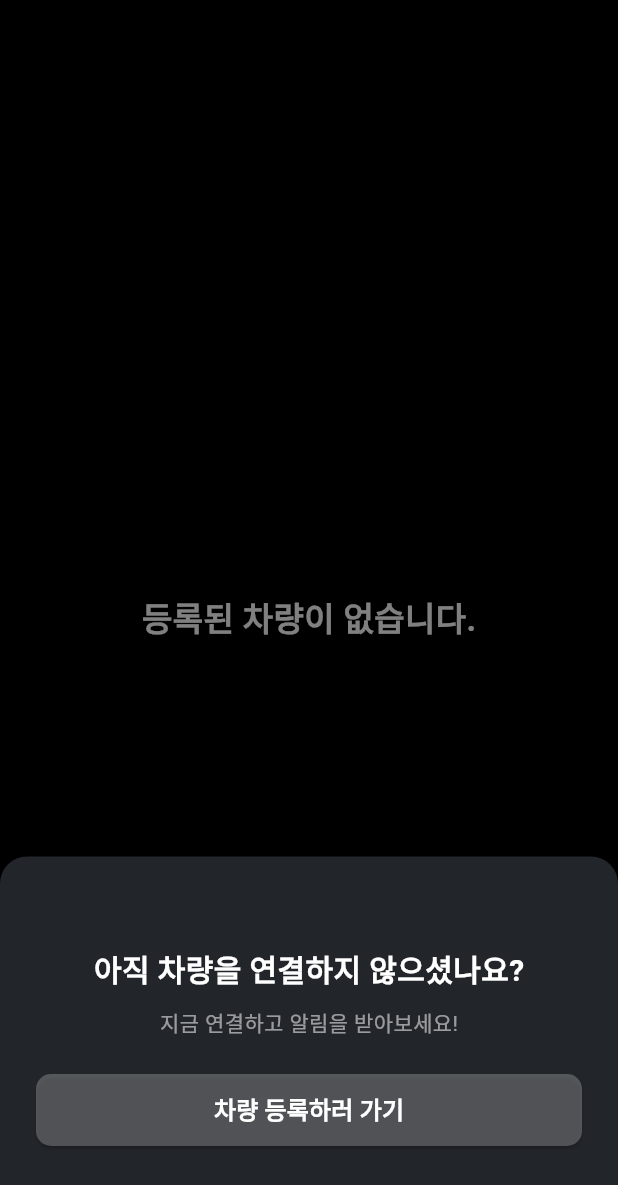
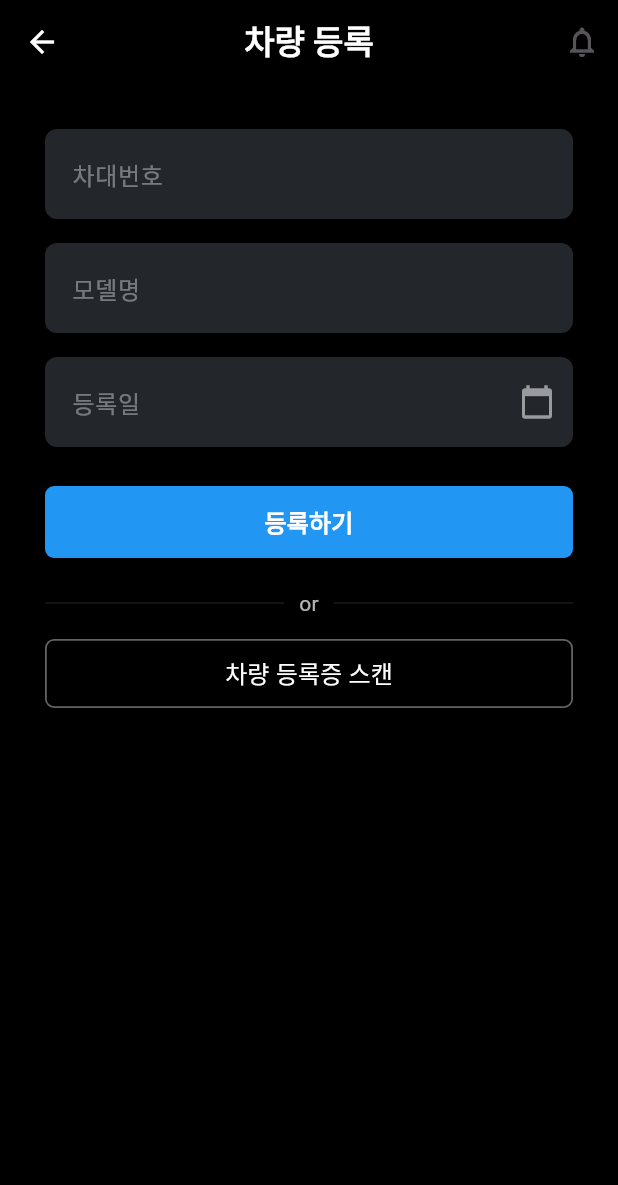
Before and after one commit to liftYun/Moring, a Flutter app: the CarNotRegisteredPage screen opened by its route, after a tap on "차량 등록하러 가기", on a phone screen of 412 x 824 dp. Shown: the top 1185 px of the screen. Run offline on Flutter 3.47's test engine with Material 3 defaults, Android fonts, the light colour scheme and no system bars; our stand-ins replace dio, flutter_riverpod, flutter_secure_storage, riverpod_annotation; missing offline and left inert: kakao_flutter_sdk_common, kakao_flutter_sdk_user; accounts and stored records are empty; generated files the repository leaves out were written again.

Commit message:
PR위한 임시 커밋

```diff
--- /dev/null
+++ b/front/lib/screens/car/car_registration.dart
@@ -0,0 +1,205 @@
+import 'package:flutter/material.dart';
+import 'package:moring/utils/custom_app_bar.dart';
+
+class CarRegistrationPage extends StatefulWidget {
+  const CarRegistrationPage({Key? key}) : super(key: key);
+
+  @override
+  State<CarRegistrationPage> createState() => _CarRegistrationPageState();
+}
+
+class _CarRegistrationPageState extends State<CarRegistrationPage> {
+  final TextEditingController _vinController = TextEditingController();
+  final TextEditingController _modelController = TextEditingController();
+  final TextEditingController _registerDateController = TextEditingController();
+
+  @override
+  void dispose() {
+    _vinController.dispose();
+    _modelController.dispose();
+    _registerDateController.dispose();
+    super.dispose();
+  }
+
+  Future<void> _selectRegisterDate() async {
+    final DateTime? pickedDate = await showDatePicker(
+      context: context,
+      initialDate: DateTime.now(),
+      firstDate: DateTime(1990),
+      lastDate: DateTime.now(),
+      builder: (context, child) {
+        return Theme(
+          data: Theme.of(context).copyWith(
+            colorScheme: ColorScheme.dark(
+              primary: const Color(0xFF2196F3), // 파란색
+              onPrimary: Colors.white,
+              surface: const Color(0xFF23262B),
+              onSurface: Colors.white,
+            ),
+            dialogBackgroundColor: const Color(0xFF181A20),
+          ),
+          child: child!,
+        );
+      },
+    );
+
+    if (pickedDate != null) {
+      setState(() {
+        _registerDateController.text =
+        "${pickedDate.year}-${pickedDate.month.toString().padLeft(2, '0')}-${pickedDate.day.toString().padLeft(2, '0')}";
+      });
+    }
+  }
+
+  void _onRegister() {
+    final vin = _vinController.text.trim();
+    final model = _modelController.text.trim();
+    final registerDate = _registerDateController.text.trim();
+
+    if (vin.isEmpty || model.isEmpty || registerDate.isEmpty) {
+      ScaffoldMessenger.of(context).showSnackBar(
+        const SnackBar(content: Text('모든 항목을 입력해 주세요.')),
+      );
+      return;
+    }
+
+    // Navigator.push(
+    //   context,
+    //   MaterialPageRoute(builder: (context) => const RegistrationCompletePage()),
+    // );
+
+    ScaffoldMessenger.of(context).showSnackBar(
+      const SnackBar(content: Text('차량이 등록되었습니다!')),
+    );
+
+    // 등록 후 이전 화면으로 돌아가거나, 초기화 등 원하는 동작 처리 가능
+    // Navigator.pop(context);
+  }
+
+  @override
+  Widget build(BuildContext context) {
+    final primaryBlue = const Color(0xFF2196F3);
+    final darkField = const Color(0xFF23262B);
+
+    return Scaffold(
+      appBar: CustomAppBar(
+        title: '차량 등록',
+        onBackButtonPressed:
+        Navigator.of(context).canPop() ? () => Navigator.pop(context) : null,
+        showCarDropdown: false,
+      ),
+      body: SingleChildScrollView(
+        child: Padding(
+          padding: const EdgeInsets.fromLTRB(30, 30, 30, 0),
+          child: Column(
+            crossAxisAlignment: CrossAxisAlignment.stretch,
+            children: [
+              TextField(
+                controller: _vinController,
+                style: const TextStyle(color: Colors.white, fontSize: 16),
+                decoration: InputDecoration(
+                  filled: true,
+                  fillColor: darkField,
+                  hintText: '차대번호',
+                  hintStyle: const TextStyle(color: Colors.white38),
+                  border: OutlineInputBorder(
+                    borderRadius: BorderRadius.circular(8),
+                    borderSide: BorderSide.none,
+                  ),
+                  contentPadding:
+                  const EdgeInsets.symmetric(vertical: 18, horizontal: 14),
+                ),
+              ),
+              const SizedBox(height: 16),
+              TextField(
+                controller: _modelController,
+                style: const TextStyle(color: Colors.white, fontSize: 16),
+                decoration: InputDecoration(
+                  filled: true,
+                  fillColor: darkField,
+                  hintText: '모델명',
+                  hintStyle: const TextStyle(color: Colors.white38),
+                  border: OutlineInputBorder(
+                    borderRadius: BorderRadius.circular(8),
+                    borderSide: BorderSide.none,
+                  ),
+                  contentPadding:
+                  const EdgeInsets.symmetric(vertical: 18, horizontal: 14),
+                ),
+              ),
+              const SizedBox(height: 16),
+              TextField(
+                controller: _registerDateController,
+                readOnly: true,
+                onTap: _selectRegisterDate,
+                style: const TextStyle(color: Colors.white, fontSize: 16),
+                decoration: InputDecoration(
+                  filled: true,
+                  fillColor: darkField,
+                  hintText: '등록일',
+                  hintStyle: const TextStyle(color: Colors.white38),
+                  border: OutlineInputBorder(
+                    borderRadius: BorderRadius.circular(8),
+                    borderSide: BorderSide.none,
+                  ),
+                  contentPadding:
+                  const EdgeInsets.symmetric(vertical: 18, horizontal: 14),
+                  suffixIcon: const Icon(Icons.calendar_today, color: Colors.white54),
+                ),
+              ),
+              const SizedBox(height: 26),
+              SizedBox(
+                height: 48,
+                child: ElevatedButton(
+                  onPressed: () {
+                    _onRegister();
+                  },
+                  style: ElevatedButton.styleFrom(
+                    backgroundColor: primaryBlue,
+                    foregroundColor: Colors.white,
+                    shape: RoundedRectangleBorder(
+                      borderRadius: BorderRadius.circular(6),
+                    ),
+                    elevation: 0,
+                  ),
+                  child: const Text('등록하기',
+                      style:
+                      TextStyle(fontSize: 16, fontWeight: FontWeight.bold)),
+                ),
+              ),
+              const SizedBox(height: 20),
+              Row(
+                children: [
+                  Expanded(child: Divider(color: Colors.white10)),
+                  const Padding(
+                    padding: EdgeInsets.symmetric(horizontal: 10),
+                    child:
+                    Text('or', style: TextStyle(color: Colors.white70, fontSize: 14)),
+                  ),
+                  Expanded(child: Divider(color: Colors.white10)),
+                ],
+              ),
+              const SizedBox(height: 14),
+              SizedBox(
+                height: 46,
+                child: OutlinedButton(
+                  style: OutlinedButton.styleFrom(
+                    foregroundColor: Colors.white,
+                    side: const BorderSide(color: Colors.white38, width: 1.2),
+                    shape: RoundedRectangleBorder(
+                        borderRadius: BorderRadius.circular(6)),
+                  ),
+                  onPressed: () {
+                    // Navigator.pushNamed(context, '/ocr');
+                  },
+                  child: const Text('차량 등록증 스캔',
+                      style: TextStyle(fontSize: 16)),
+                ),
+              ),
+            ],
+          ),
+        ),
+      ),
+    );
+  }
+}
--- a/front/lib/screens/car/no_car.dart
+++ b/front/lib/screens/car/no_car.dart
@@ -92,7 +92,7 @@ class CarNotRegisteredPage extends StatelessWidget {
                         ),
                       ),
                       onPressed: () {
-                        Navigator.pushNamed(context, '/carRegistration');
+                        Navigator.pushNamed(context, '/registration');
                       },
                       child: Text(
                         '차량 등록하러 가기',
--- a/front/pubspec.yaml
+++ b/front/pubspec.yaml
@@ -71,6 +71,7 @@ flutter:
     - assets/재규어/ #assets 폴도 내의 재규어 폴더 등록
     - assets/xm3/xm3_4.png
     - assets/그렌저/4.png
+    - assets/그렌저/11.png
     - assets/kakao_logo.jpg
     - assets/google_logo.png
 
```
Also changed, not shown: front/lib/main.dart (+5 -3 lines), 2 other files.
